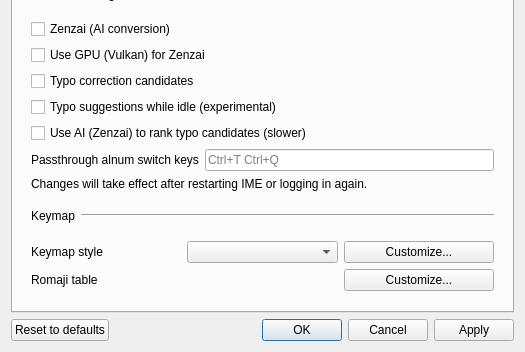
Qt form src/gui/config_dialog/config_dialog.ui (unok/mozc) before a commit; both pictures show x 0 to 525 and y 313 to 665 of the 525 by 665 pixel window.
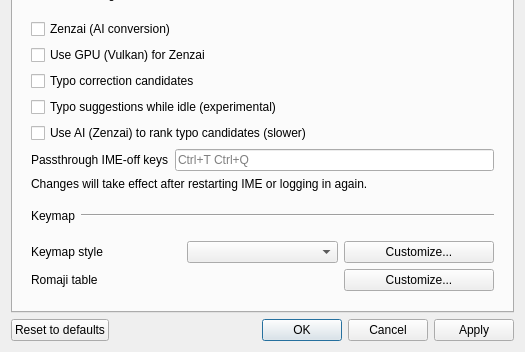
The same form after that commit. Custom widgets are drawn as their Qt base class.

Commit message:
feat: turn the IME off for passthrough keys instead of half-ascii
The intent of the feature is to disable the IME while letting the key
through, not to switch to the half-width alphanumeric conversion mode
(which keeps the IME on and locks input to half-width alphanumerics).

OnKeyDown now sends commands::DIRECT (TURN_OFF_IME), the same path the
language bar uses for direct input. The registry value and the config
dialog label are renamed to PassthroughImeOffKeys accordingly.

Claude-Session: https://claude.ai/code/session_01X7sp4MDdPBPmLkyVChpG8R

```diff
--- a/src/gui/config_dialog/config_dialog.ui
+++ b/src/gui/config_dialog/config_dialog.ui
@@ -296,7 +296,7 @@
                  <item>
                   <widget class="QLabel" name="passthroughAlnumKeysLabel">
                    <property name="text">
-                    <string>Passthrough alnum switch keys</string>
+                    <string>Passthrough IME-off keys</string>
                    </property>
                   </widget>
                  </item>
```
Left out of the diff: 6 changed lines with no effect on the pictures. The commit also changes 4 other files.
